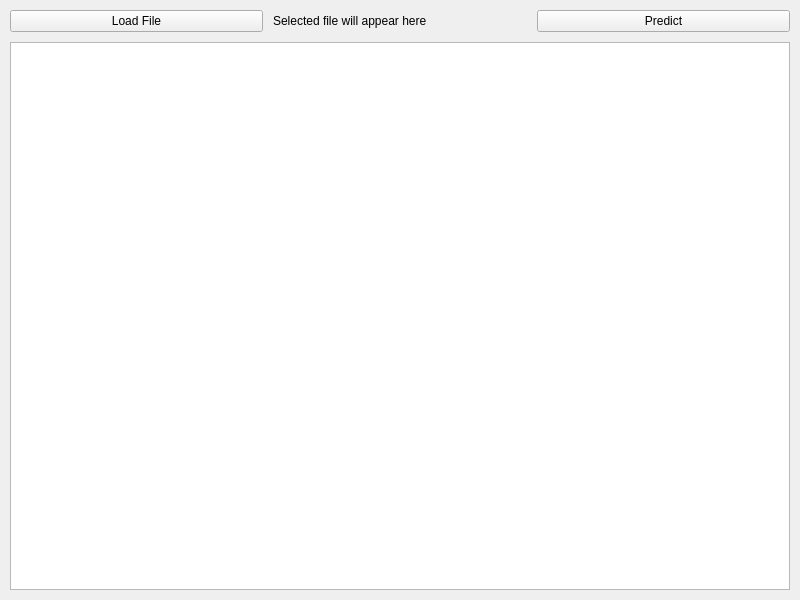
Above: arborist/src/arborist/layouts/predict.ui from silicontwin/arborist-app before the change. Below: the same form after it.
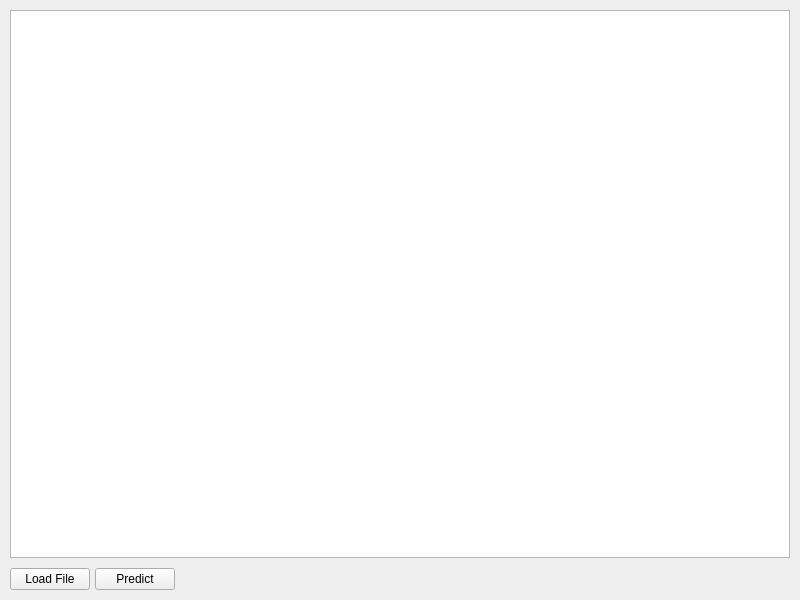
That is the form after the change.

Commit message: move menu ui below the data table

```diff
--- a/arborist/src/arborist/layouts/predict.ui
+++ b/arborist/src/arborist/layouts/predict.ui
@@ -29,11 +29,41 @@
    <property name="bottomMargin">
     <number>10</number>
    </property>
-   
+   <item>
+    <widget class="QTableView" name="tableView">
+     <property name="sortingEnabled">
+      <bool>true</bool>
+     </property>
+    </widget>
+   </item>
    <item>
     <layout class="QHBoxLayout" name="horizontalLayout">
      <property name="spacing">
-      <number>10</number>
+      <number>0</number>
+     </property>
+     <item>
+      <widget class="QFrame" name="frame">
+       <property name="frameShape">
+        <enum>QFrame::Shape::NoFrame</enum>
+       </property>
+       <property name="frameShadow">
+        <enum>QFrame::Shadow::Raised</enum>
+       </property>
+       <layout class="QHBoxLayout" name="horizontalLayout_2">
+        <property name="spacing">
+         <number>5</number>
+        </property>
+        <property name="leftMargin">
+         <number>0</number>
+        </property>
+        <property name="topMargin">
+         <number>0</number>
+        </property>
+        <property name="rightMargin">
+         <number>0</number>
+        </property>
+        <property name="bottomMargin">
+         <number>0</number>
      </property>
      <item>
       <widget class="QPushButton" name="selectFileButton">
@@ -42,13 +72,6 @@
        </property>
       </widget>
      </item>
-     <item>
-      <widget class="QLabel" name="selectedFileLabel">
-       <property name="text">
-        <string>Selected file will appear here</string>
-       </property>
-      </widget>
-     </item>
      <item>
       <widget class="QPushButton" name="predictButton">
        <property name="text">
@@ -56,15 +79,23 @@
        </property>
       </widget>
      </item>
-    </layout>
-   </item>
-
    <item>
-    <widget class="QTableView" name="tableView">
-     <property name="sortingEnabled">
-      <bool>true</bool>
-     </property>
-    </widget>
+         <spacer name="horizontalSpacer">
+          <property name="orientation">
+           <enum>Qt::Orientation::Horizontal</enum>
+          </property>
+          <property name="sizeHint" stdset="0">
+           <size>
+            <width>40</width>
+            <height>20</height>
+           </size>
+          </property>
+         </spacer>
+        </item>
+       </layout>
+      </widget>
+     </item>
+    </layout>
    </item>
   </layout>
  </widget>
```
Lines whose indentation alone changed are shown as unchanged. The commit also changes 1 other file.
